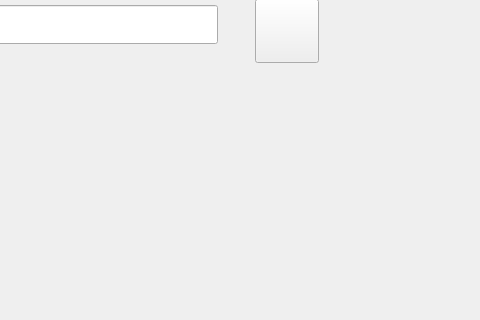
Old version of the form searchbooks.ui in the repository LanaYoobee/LIS; both pictures show x 480 to 960 and y 279 to 599 of the 1056 by 724 pixel window.
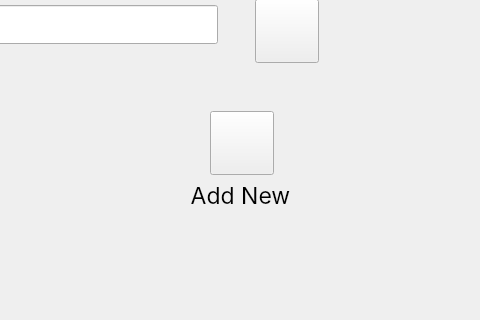
New version of the form. Icons and pictures are not drawn.

Commit message: delete, update, and add books

```diff
--- a/searchbooks.ui
+++ b/searchbooks.ui
@@ -224,6 +224,59 @@
     <bool>true</bool>
    </property>
   </widget>
+  <widget class="QPushButton" name="addBookButton">
+   <property name="geometry">
+    <rect>
+     <x>690</x>
+     <y>390</y>
+     <width>64</width>
+     <height>64</height>
+    </rect>
+   </property>
+   <property name="font">
+    <font>
+     <family>Segoe UI Historic</family>
+    </font>
+   </property>
+   <property name="text">
+    <string/>
+   </property>
+   <property name="icon">
+    <iconset resource="resources.qrc">
+     <normaloff>:/images/images/icons8-book-shelf-64.png</normaloff>:/images/images/icons8-book-shelf-64.png</iconset>
+   </property>
+   <property name="iconSize">
+    <size>
+     <width>64</width>
+     <height>64</height>
+    </size>
+   </property>
+  </widget>
+  <widget class="QLabel" name="addUserLabel">
+   <property name="geometry">
+    <rect>
+     <x>660</x>
+     <y>460</y>
+     <width>121</width>
+     <height>29</height>
+    </rect>
+   </property>
+   <property name="font">
+    <font>
+     <family>Inter</family>
+     <pointsize>17</pointsize>
+    </font>
+   </property>
+   <property name="text">
+    <string>Add New</string>
+   </property>
+   <property name="alignment">
+    <set>Qt::AlignCenter</set>
+   </property>
+   <property name="wordWrap">
+    <bool>true</bool>
+   </property>
+  </widget>
  </widget>
  <resources>
   <include location="resources.qrc"/>
```
The commit also changes 19 other files.
